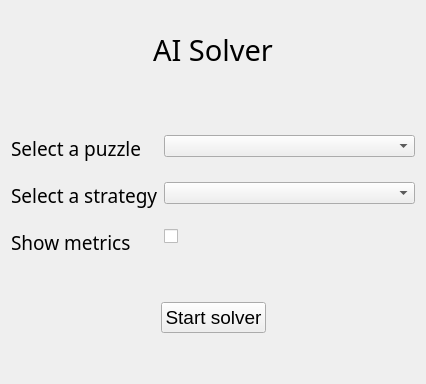
Before: the Qt Designer form src/gui/template/start_window.ui in adejong93/epitech-ai-solver-2021, drawn with Qt 5.
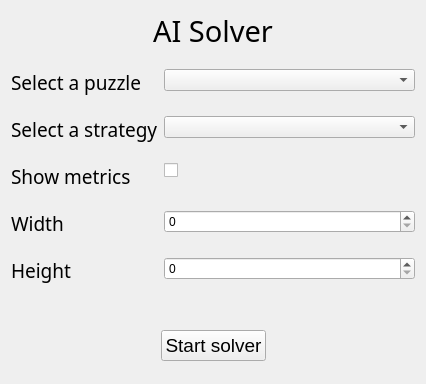
After: the same form once the commit is applied. Icons and pictures are not drawn.

Commit message: add with and height input

The edit to the form file:
```diff
--- a/src/gui/template/start_window.ui
+++ b/src/gui/template/start_window.ui
@@ -105,6 +105,32 @@
          </property>
         </widget>
        </item>
+       <item row="3" column="0">
+        <widget class="QLabel" name="width_label">
+         <property name="font">
+          <font>
+           <family>Trebuchet MS</family>
+           <pointsize>14</pointsize>
+          </font>
+         </property>
+         <property name="text">
+          <string>Width</string>
+         </property>
+        </widget>
+       </item>
+       <item row="4" column="0">
+        <widget class="QLabel" name="width_label">
+         <property name="font">
+          <font>
+           <family>Trebuchet MS</family>
+           <pointsize>14</pointsize>
+          </font>
+         </property>
+         <property name="text">
+          <string>Height</string>
+         </property>
+        </widget>
+       </item>
        <item row="2" column="1">
         <widget class="QCheckBox" name="show_metrics_checkbox">
          <property name="text">
@@ -118,6 +144,12 @@
        <item row="1" column="1">
         <widget class="QComboBox" name="strategy_select"/>
        </item>
+       <item row="3" column="1">
+        <widget class="QSpinBox" name="width_input"/>
+       </item>
+       <item row="4" column="1">
+        <widget class="QSpinBox" name="height_input"/>
+       </item>
       </layout>
      </item>
      <item>
```
The commit also changes 12 other files.
